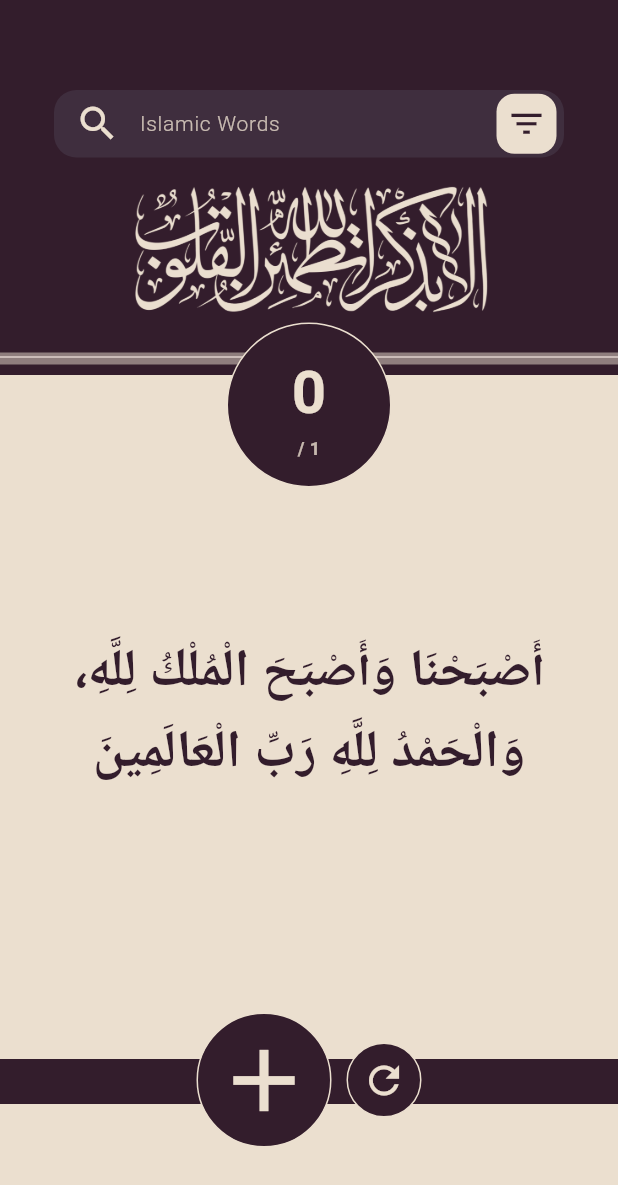
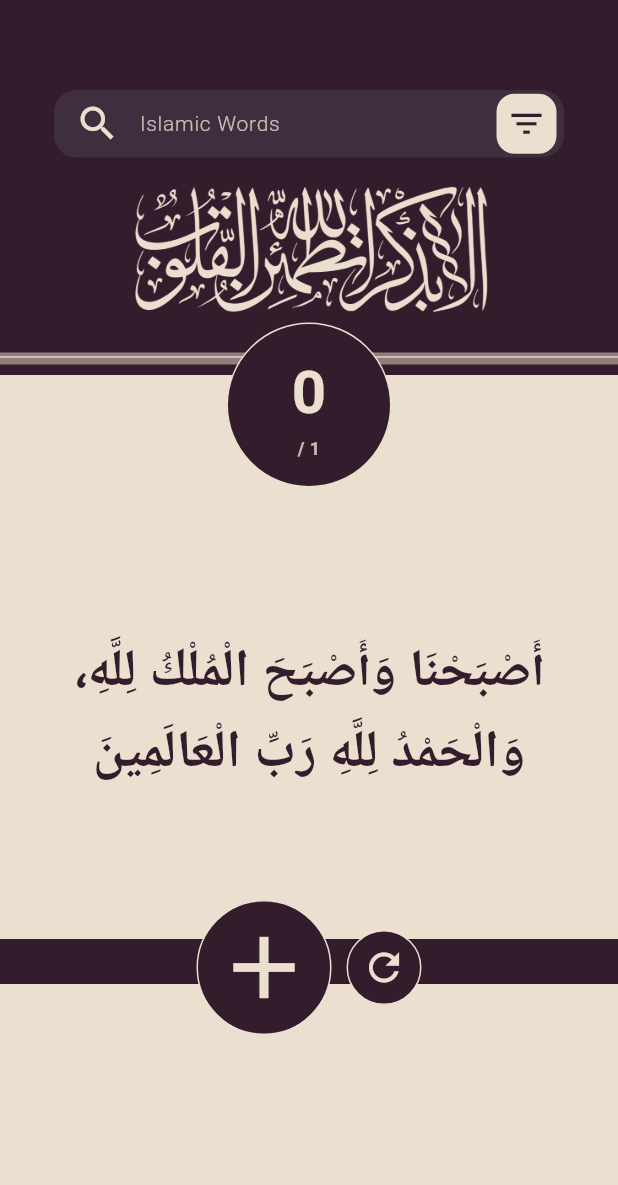
Before and after one commit to Ahmed-Yugi/azkary, a Flutter app: the TasbeehScreen screen opened directly, on a phone screen of 412 x 824 dp. Shown: the top 1185 px of the screen. Run offline on Flutter 3.47's test engine with Material 3 defaults, Android fonts, the phone set to English and light mode, and no system bars; our stand-ins replace shared_preferences; accounts and stored records are empty; Roboto replaces fonts that are missing (Arial).

Commit message:
Update web build

```diff
--- a/lib/presentaion/screens/splash_screen.dart
+++ b/lib/presentaion/screens/splash_screen.dart
@@ -18,9 +18,7 @@ class _SplashScreenState extends State<SplashScreen> {
   }
   Widget build(BuildContext context) {
     return Scaffold(
-      body: Center(
-        child: Image.asset("assets/images/sebha.png"),
-      ),
+      body: Image.asset("assets/images/sebha.png",fit: BoxFit.fill,),
     );
   }
 }
--- a/lib/presentaion/screens/tasbeeh_screen.dart
+++ b/lib/presentaion/screens/tasbeeh_screen.dart
@@ -154,7 +154,7 @@ class _TasbeehScreenState extends State<TasbeehScreen> {
             color: ColorsManager.primaryColor,
           ),
           Padding(
-            padding: const EdgeInsets.only(top: 720),
+            padding:  EdgeInsets.only(top: 640),
             child: Divider(
               color: ColorsManager.primaryColor,
               thickness: 30,
@@ -162,7 +162,7 @@ class _TasbeehScreenState extends State<TasbeehScreen> {
           ),
           //layer 2 counter & rest button ----------------------------------LY2
           Padding(
-            padding: const EdgeInsets.only(top: 675),
+            padding:  EdgeInsets.only(top: 600),
             child: Row(
               mainAxisAlignment: MainAxisAlignment.center,
               spacing: 10,
```
Also changed, not shown: 4 other files.
